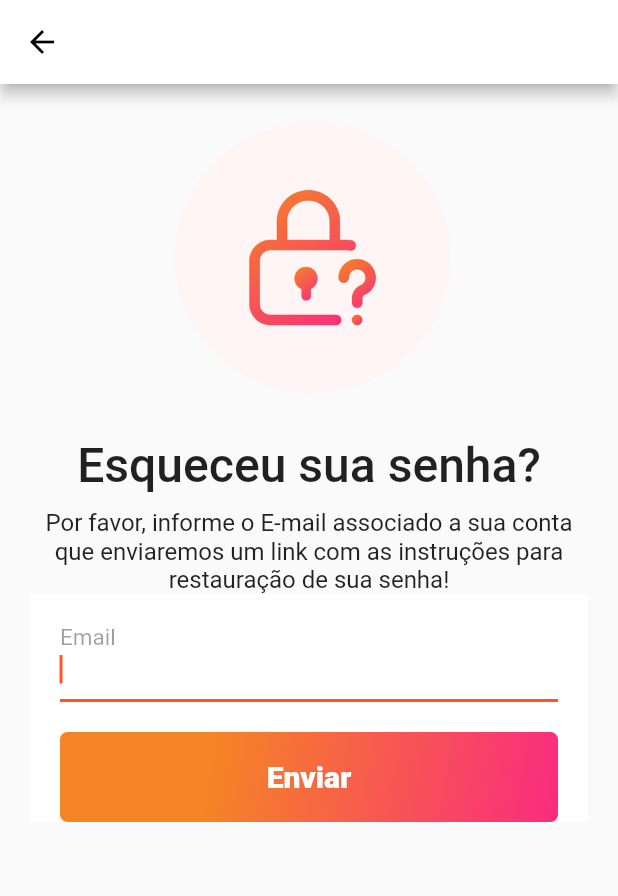
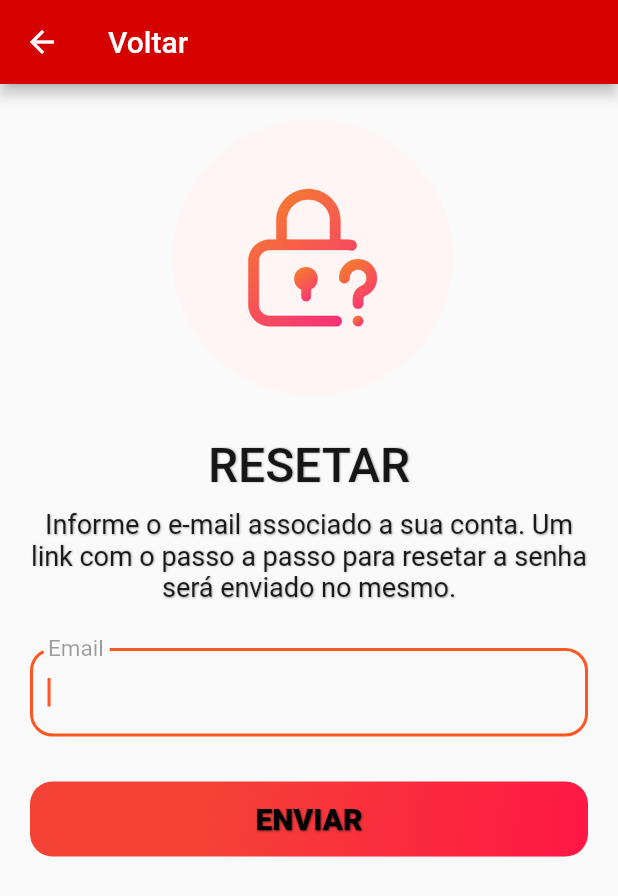
Before and after one commit to Math-Barros/project_mpsp, a Flutter app: the ResetarSenha screen opened directly, on a phone screen of 412 x 824 dp. Shown: the top 896 px of the screen. Run offline on Flutter 3.47's test engine with Material 2 defaults, Android fonts, the phone set to English and light mode, and no system bars; our stand-ins replace cloud_firestore, firebase_auth, firebase_core, firebase_messaging, firebase_storage, fluttertoast; missing offline and left inert: flutter_dialogflow, icon_shadow; accounts and stored records are empty.

Commit message:
Update resetarSenha.dart

```diff
--- a/lib/screens/resetarSenha.dart
+++ b/lib/screens/resetarSenha.dart
@@ -19,11 +19,12 @@ class _ResetarSenhaState extends State<ResetarSenha> {
   Widget build(BuildContext context) {
     return Scaffold(
       appBar: AppBar(
-        backgroundColor: Colors.white, //Cor de fundo da tela
+        title: Text("Voltar"),
+        backgroundColor: Colors.redAccent[700], //Cor de fundo da tela
         automaticallyImplyLeading: true,
         leading: IconButton(
             icon: Icon(Icons.arrow_back),
-            color: Colors.black,
+            color: Colors.white,
             onPressed: () => Navigator.pop(context)),
       ),
       body: isLoading
@@ -46,7 +47,7 @@ class _ResetarSenhaState extends State<ResetarSenha> {
                               children: <Widget>[
                                 //Icone de reset
                                 SizedBox(
-                                  width: 200,
+                                  width: 600,
                                   height: 200,
                                   child: Image.asset(
                                       "assets/reset-password-icon.png"),
@@ -58,10 +59,17 @@ class _ResetarSenhaState extends State<ResetarSenha> {
                                 ),
 
                                 Text(
-                                  "Esqueceu sua senha?",
+                                  "RESETAR",
                                   style: TextStyle(
                                     fontSize: 32,
                                     fontWeight: FontWeight.w500,
+                                    shadows: <Shadow>[
+                                        Shadow(
+                                          offset: Offset(0.5,0.5),
+                                          blurRadius: 1.0,
+                                          color: Colors.grey
+                                        ),
+                                      ]
                                   ),
                                 ),
 
@@ -70,22 +78,28 @@ class _ResetarSenhaState extends State<ResetarSenha> {
                                 ),
 
                                 Text(
-                                  "Por favor, informe o E-mail associado a sua conta que enviaremos"
-                                  " um link com as instruções para restauração de sua senha!",
+                                  "Informe o e-mail associado a sua conta. Um link com o passo a passo para resetar a senha será enviado no mesmo.",
                                   textAlign: TextAlign.center,
                                   style: TextStyle(
-                                    fontSize: 16,
+                                    fontSize: 18,
                                     fontWeight: FontWeight.w400,
+                                    shadows: <Shadow>[
+                                        Shadow(
+                                          offset: Offset(0.5,0.5),
+                                          blurRadius: 1.0,
+                                          color: Colors.grey
+                                        ),
+                                      ]
                                   ),
                                 ),
                               ],
                             ),
                           ),
+
+                          SizedBox(height: 30,),
                           Container(
-                            width: double.infinity,
-                            padding:
-                                EdgeInsets.only(top: 10, left: 20, right: 20),
-                            color: Colors.white,
+                            width: 600,
+
                             child: Column(
                               children: <Widget>[
                                 TextFormField(
@@ -102,40 +116,52 @@ class _ResetarSenhaState extends State<ResetarSenha> {
                                           color: Colors.black38,
                                           fontWeight: FontWeight.w400,
                                           fontSize:
-                                              20) //Cor, espessura e tamanho
+                                              20),
+                                              border: new OutlineInputBorder(
+                                      borderRadius: new BorderRadius.circular(15.0),
+                                      borderSide: new BorderSide(color: Colors.grey, width:1),
+                                    ), //Cor, espessura e tamanho
 
                                       ),
                                 ),
                                 SizedBox(
-                                  height: 20,
+                                  height: 30,
                                 ),
                                 Container(
-                                  height: 60,
-                                  alignment: Alignment.centerLeft,
+                                  height: 50,
+                                  alignment: Alignment.center,
                                   decoration: BoxDecoration(
                                     gradient: LinearGradient(
                                       begin: Alignment.topLeft,
                                       end: Alignment.bottomRight,
                                       stops: [0.3, 1],
                                       colors: [
-                                        Color(0xFFF58524),
-                                        Color(0XFFF92B7F),
+                                        Colors.red[500],
+                                        Colors.redAccent[400],
                                       ],
                                     ),
                                     borderRadius: BorderRadius.all(
-                                      Radius.circular(5),
+                                      Radius.circular(15),
                                     ),
                                   ),
                                   child: SizedBox.expand(
                                     //Botão enviar
                                     child: FlatButton(
                                       child: Text(
-                                        "Enviar",
+                                        "ENVIAR",
                                         textAlign: TextAlign.center,
                                         style: TextStyle(
                                             fontWeight: FontWeight.w800,
-                                            color: Colors.white,
-                                            fontSize: 20),
+                                            color: Colors.black,
+                                            fontSize: 20,
+                                            shadows: <Shadow>[
+                                        Shadow(
+                                          offset: Offset(0.5,0.5),
+                                          blurRadius: 1.0,
+                                          color: Color.fromARGB(185, 10, 10, 8)
+                                        ),
+                                      ]),
+
                                       ),
                                       onPressed: () {
                                         resetPassword(context);
```
